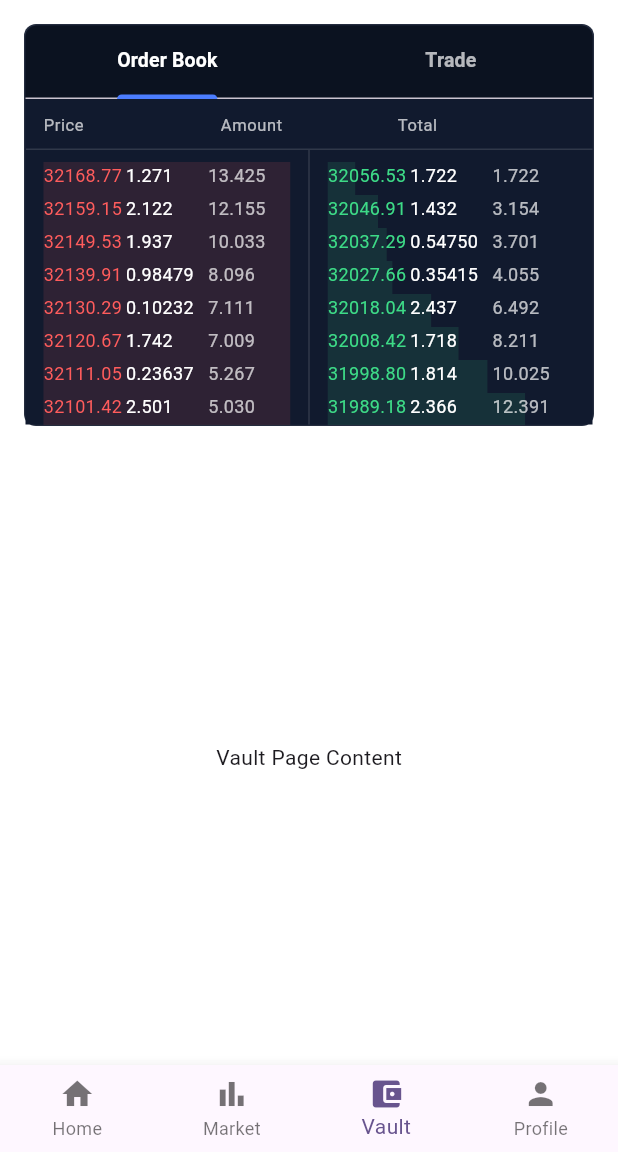
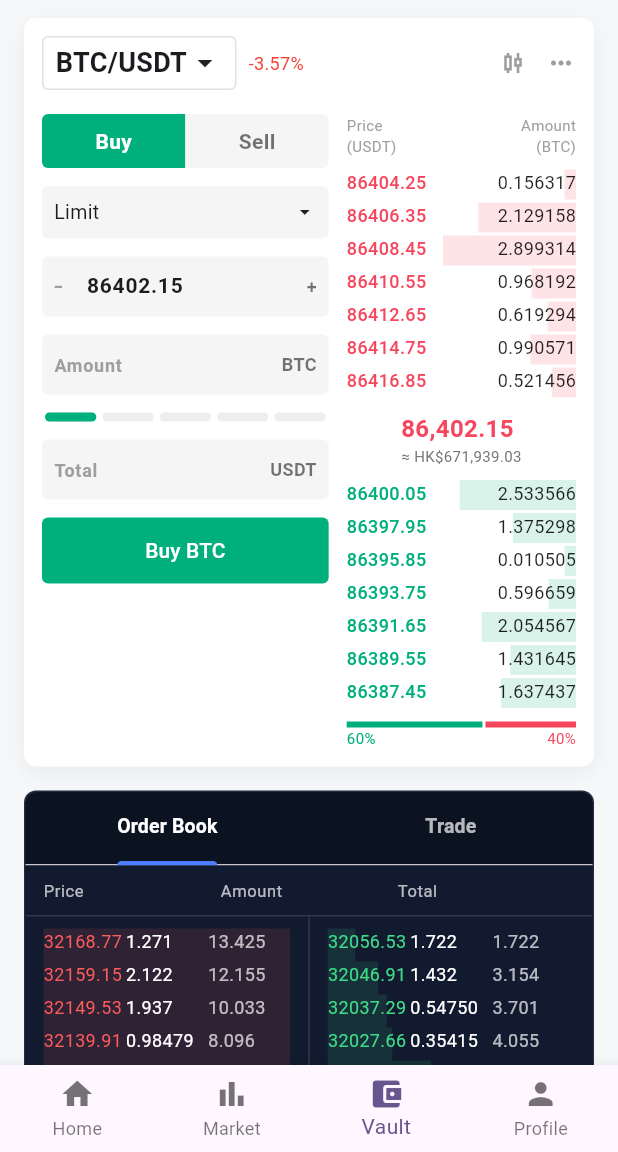
Before and after one commit to rockyWork/Riverbit-app, a Flutter app: the screen it shows after launch, item 3 of the bottom bar chosen, on a phone screen of 412 x 824 dp, the part 84-1236 px from its top. Run offline on Flutter 3.47's test engine with Material 3 defaults, Android fonts, the phone set to English and light mode, and no system bars; our stand-ins replace webview_flutter; missing offline and left inert: walletconnect_flutter_v2; network calls fail.

Commit message:
临时提交

```diff
--- /dev/null
+++ b/lib/components/trading_panel.dart
@@ -0,0 +1,379 @@
+import 'dart:async';
+import 'dart:math';
+import 'package:flutter/material.dart';
+
+class TradingPanel extends StatefulWidget {
+  const TradingPanel({super.key});
+
+  @override
+  State<TradingPanel> createState() => _TradingPanelState();
+}
+
+class _TradingPanelState extends State<TradingPanel> {
+  String _selectedPair = 'BTC/USDT';
+  bool _isBuy = true;
+  final TextEditingController _priceController = TextEditingController(text: '86402.15');
+  final TextEditingController _amountController = TextEditingController();
+  double _sliderValue = 0.0; // ignore: unused_field
+
+  // 模拟盘口数据
+  final Random _rng = Random();
+  List<_OrderRow> _asks = [];
+  List<_OrderRow> _bids = [];
+  Timer? _timer;
+
+  @override
+  void initState() {
+    super.initState();
+    _generateMockData();
+    _timer = Timer.periodic(const Duration(milliseconds: 800), (_) => _updateMockData());
+  }
+
+  @override
+  void dispose() {
+    _timer?.cancel();
+    _priceController.dispose();
+    _amountController.dispose();
+    super.dispose();
+  }
+
+  void _generateMockData() {
+    double midPrice = 86402.15;
+    _asks = List.generate(7, (i) => _OrderRow(
+      price: midPrice + (7 - i) * 2.1,
+      amount: _rng.nextDouble() * 2,
+    )).reversed.toList();
+
+    _bids = List.generate(7, (i) => _OrderRow(
+      price: midPrice - (i + 1) * 2.1,
+      amount: _rng.nextDouble() * 2,
+    ));
+  }
+
+  void _updateMockData() {
+    if (!mounted) return;
+    setState(() {
+      for (var ask in _asks) {
+        if (_rng.nextBool()) ask.amount = _rng.nextDouble() * 3;
+      }
+      for (var bid in _bids) {
+        if (_rng.nextBool()) bid.amount = _rng.nextDouble() * 3;
+      }
+    });
+  }
+
+  @override
+  Widget build(BuildContext context) {
+    return Container(
+      padding: const EdgeInsets.all(12),
+      decoration: BoxDecoration(
+        color: Colors.white,
+        borderRadius: BorderRadius.circular(8),
+        boxShadow: [
+          BoxShadow(
+            color: Colors.black.withOpacity(0.05),
+            blurRadius: 10,
+            offset: const Offset(0, 4),
+          ),
+        ],
+      ),
+      child: Column(
+        crossAxisAlignment: CrossAxisAlignment.start,
+        children: [
+          // 1. 顶部交易对选择
+          Row(
+            children: [
+              Container(
+                padding: const EdgeInsets.symmetric(horizontal: 8, vertical: 4),
+                decoration: BoxDecoration(
+                  border: Border.all(color: Colors.grey.shade300),
+                  borderRadius: BorderRadius.circular(4),
+                ),
+                child: Row(
+                  children: [
+                    Text(
+                      _selectedPair,
+                      style: const TextStyle(fontWeight: FontWeight.bold, fontSize: 18),
+                    ),
+                    const Icon(Icons.arrow_drop_down),
+                  ],
+                ),
+              ),
+              const SizedBox(width: 8),
+              const Text(
+                '-3.57%',
+                style: TextStyle(color: Colors.red, fontSize: 12),
+              ),
+              const Spacer(),
+              const Icon(Icons.candlestick_chart_outlined, size: 20, color: Colors.grey),
+              const SizedBox(width: 12),
+              const Icon(Icons.more_horiz, size: 20, color: Colors.grey),
+            ],
+          ),
+          const SizedBox(height: 16),
+
+          Row(
+            crossAxisAlignment: CrossAxisAlignment.start,
+            children: [
+              // 2. 左侧交易表单
+              Expanded(
+                flex: 5,
+                child: Column(
+                  children: [
+                    // 买入/卖出 切换
+                    Row(
+                      children: [
+                        Expanded(
+                          child: GestureDetector(
+                            onTap: () => setState(() => _isBuy = true),
+                            child: Container(
+                              height: 36,
+                              alignment: Alignment.center,
+                              decoration: BoxDecoration(
+                                color: _isBuy ? const Color(0xFF00B07C) : Colors.grey.shade100,
+                                borderRadius: const BorderRadius.only(topLeft: Radius.circular(4), bottomLeft: Radius.circular(4)),
+                              ),
+                              child: Text(
+                                'Buy',
+                                style: TextStyle(
+                                  color: _isBuy ? Colors.white : Colors.black54,
+                                  fontWeight: FontWeight.bold,
+                                ),
+                              ),
+                            ),
+                          ),
+                        ),
+                        Expanded(
+                          child: GestureDetector(
+                            onTap: () => setState(() => _isBuy = false),
+                            child: Container(
+                              height: 36,
+                              alignment: Alignment.center,
+                              decoration: BoxDecoration(
+                                color: !_isBuy ? const Color(0xFFF6465D) : Colors.grey.shade100,
+                                borderRadius: const BorderRadius.only(topRight: Radius.circular(4), bottomRight: Radius.circular(4)),
+                              ),
+                              child: Text(
+                                'Sell',
+                                style: TextStyle(
+                                  color: !_isBuy ? Colors.white : Colors.black54,
+                                  fontWeight: FontWeight.bold,
+                                ),
+                              ),
+                            ),
+                          ),
+                        ),
+                      ],
+                    ),
+                    const SizedBox(height: 12),
+                    // Limit 下拉
+                    Container(
+                      padding: const EdgeInsets.symmetric(horizontal: 8, vertical: 8),
+                      decoration: BoxDecoration(
+                        color: Colors.grey.shade100,
+                        borderRadius: BorderRadius.circular(4),
+                      ),
+                      child: const Row(
+                        mainAxisAlignment: MainAxisAlignment.spaceBetween,
+                        children: [
+                          Text('Limit', style: TextStyle(fontSize: 13)),
+                          Icon(Icons.arrow_drop_down, size: 16),
+                        ],
+                      ),
+                    ),
+                    const SizedBox(height: 12),
+                    // 价格输入
+                    _buildInputBox('-', _priceController, '+', 'Price'),
+                    const SizedBox(height: 12),
+                    // 数量输入
+                    _buildInputBox('', _amountController, 'BTC', 'Amount'),
+                    const SizedBox(height: 12),
+                    // 滑动条模拟
+                    Row(
+                      children: List.generate(5, (index) => Expanded(
+                        child: Container(
+                          margin: const EdgeInsets.symmetric(horizontal: 2),
+                          height: 6,
+                          decoration: BoxDecoration(
+                            color: Colors.grey.shade200,
+                            borderRadius: BorderRadius.circular(3),
+                          ),
+                          child: index == 0 ? Container(
+                            decoration: BoxDecoration(
+                              color: _isBuy ? const Color(0xFF00B07C) : const Color(0xFFF6465D),
+                              borderRadius: BorderRadius.circular(3),
+                            ),
+                          ) : null,
+                        ),
+                      )),
+                    ),
+                    const SizedBox(height: 12),
+                    // Total
+                    _buildInputBox('', TextEditingController(), 'USDT', 'Total'),
+                    const SizedBox(height: 12),
+                    // 按钮
+                    SizedBox(
+                      width: double.infinity,
+                      height: 44,
+                      child: ElevatedButton(
+                        onPressed: () {
+                          ScaffoldMessenger.of(context).showSnackBar(
+                            SnackBar(
+                              content: Text('${_isBuy ? 'Buy' : 'Sell'} Order Placed Successfully!'),
+                              backgroundColor: _isBuy ? const Color(0xFF00B07C) : const Color(0xFFF6465D),
+                            ),
+                          );
+                        },
+                        style: ElevatedButton.styleFrom(
+                          backgroundColor: _isBuy ? const Color(0xFF00B07C) : const Color(0xFFF6465D),
+                          foregroundColor: Colors.white,
+                          shape: RoundedRectangleBorder(borderRadius: BorderRadius.circular(4)),
+                          elevation: 0,
+                        ),
+                        child: Text('${_isBuy ? 'Buy' : 'Sell'} BTC'),
+                      ),
+                    ),
+                  ],
+                ),
+              ),
+              const SizedBox(width: 12),
+              // 3. 右侧盘口
+              Expanded(
+                flex: 4,
+                child: Column(
+                  children: [
+                    const Row(
+                      mainAxisAlignment: MainAxisAlignment.spaceBetween,
+                      children: [
+                        Text('Price\n(USDT)', style: TextStyle(color: Colors.grey, fontSize: 10)),
+                        Text('Amount\n(BTC)', style: TextStyle(color: Colors.grey, fontSize: 10), textAlign: TextAlign.right),
+                      ],
+                    ),
+                    const SizedBox(height: 8),
+                    // Asks (Red)
+                    ..._asks.map((row) => _buildOrderBookRow(row, const Color(0xFFF6465D))),
+                    // Mid Price
+                    Padding(
+                      padding: const EdgeInsets.symmetric(vertical: 8.0),
+                      child: Column(
+                        crossAxisAlignment: CrossAxisAlignment.start,
+                        children: [
+                          const Text(
+                            '86,402.15',
+                            style: TextStyle(color: Color(0xFFF6465D), fontSize: 16, fontWeight: FontWeight.bold),
+                          ),
+                          Text(
+                            '≈ HK\$671,939.03',
+                            style: TextStyle(color: Colors.grey.shade600, fontSize: 10),
+                          ),
+                        ],
+                      ),
+                    ),
+                    // Bids (Green)
+                    ..._bids.map((row) => _buildOrderBookRow(row, const Color(0xFF00B07C))),
+
+                    const SizedBox(height: 8),
+                    // 底部比例条 (K字效果的一部分，展示买卖盘比例)
+                    Row(
+                      children: [
+                        Expanded(flex: 6, child: Container(height: 4, color: const Color(0xFF00B07C))),
+                        const SizedBox(width: 2),
+                        Expanded(flex: 4, child: Container(height: 4, color: const Color(0xFFF6465D))),
+                      ],
+                    ),
+                    const Row(
+                      mainAxisAlignment: MainAxisAlignment.spaceBetween,
+                      children: [
+                        Text('60%', style: TextStyle(color: Color(0xFF00B07C), fontSize: 10)),
+                        Text('40%', style: TextStyle(color: Color(0xFFF6465D), fontSize: 10)),
+                      ],
+                    ),
+                  ],
+                ),
+              ),
+            ],
+          ),
+        ],
+      ),
+    );
+  }
+
+  Widget _buildInputBox(String left, TextEditingController controller, String right, String hint) {
+    return Container(
+      height: 40,
+      decoration: BoxDecoration(
+        color: Colors.grey.shade100,
+        borderRadius: BorderRadius.circular(4),
+      ),
+      child: Row(
+        children: [
+          if (left.isNotEmpty) Padding(
+            padding: const EdgeInsets.symmetric(horizontal: 8),
+            child: Text(left, style: const TextStyle(fontSize: 20, color: Colors.grey)),
+          ),
+          Expanded(
+            child: TextField(
+              controller: controller,
+              style: const TextStyle(fontSize: 14, fontWeight: FontWeight.bold),
+              decoration: InputDecoration(
+                hintText: hint,
+                hintStyle: const TextStyle(color: Colors.grey, fontSize: 12),
+                border: InputBorder.none,
+                isDense: true,
+                contentPadding: const EdgeInsets.symmetric(horizontal: 8),
+              ),
+            ),
+          ),
+          Padding(
+            padding: const EdgeInsets.symmetric(horizontal: 8),
+            child: Text(right, style: const TextStyle(fontSize: 12, color: Colors.black54, fontWeight: FontWeight.bold)),
+          ),
+        ],
+      ),
+    );
+  }
+
+  Widget _buildOrderBookRow(_OrderRow row, Color color) {
+    double maxAmount = 5.0; // 模拟最大深度用于背景条
+    double widthFactor = (row.amount / maxAmount).clamp(0.05, 1.0);
+
+    return Container(
+      height: 20,
+      margin: const EdgeInsets.symmetric(vertical: 1),
+      child: Stack(
+        children: [
+          // 背景条
+          Align(
+            alignment: Alignment.centerRight,
+            child: FractionallySizedBox(
+              widthFactor: widthFactor,
+              child: Container(
+                color: color.withOpacity(0.15),
+              ),
+            ),
+          ),
+          // 文字
+          Row(
+            mainAxisAlignment: MainAxisAlignment.spaceBetween,
+            children: [
+              Text(
+                row.price.toStringAsFixed(2),
+                style: TextStyle(color: color, fontSize: 12, fontWeight: FontWeight.w500),
+              ),
+              Text(
+                row.amount.toStringAsFixed(6),
+                style: const TextStyle(color: Colors.black87, fontSize: 12),
+              ),
+            ],
+          ),
+        ],
+      ),
+    );
+  }
+}
+
+class _OrderRow {
+  double price;
+  double amount;
+  _OrderRow({required this.price, required this.amount});
+}
--- a/lib/pages/vault_page.dart
+++ b/lib/pages/vault_page.dart
@@ -1,5 +1,6 @@
 import 'package:flutter/material.dart';
 import '../components/orderbook_trade_tabs.dart';
+import '../components/trading_panel.dart';
 
 class VaultPage extends StatelessWidget {
   const VaultPage({super.key});
@@ -7,25 +8,30 @@ class VaultPage extends StatelessWidget {
   @override
   Widget build(BuildContext context) {
     return Scaffold(
-      backgroundColor: Colors.white,
-      body: Column(
-        children: [
-          // 1. OrderBook 与 Trade 切换区域
-          const SizedBox(
-            height: 300, // 给定一个固定高度
-            child: Padding(
-              padding: EdgeInsets.all(16.0),
-              child: OrderBookTradeTabs(symbol: 'BTC/USDT'),
+      backgroundColor: const Color(0xFFF5F7F9),
+      body: SingleChildScrollView(
+        child: Column(
+          children: [
+            // 1. 新增的交易面板 (包含下拉、买卖表单、盘口)
+            const Padding(
+              padding: EdgeInsets.fromLTRB(16, 12, 16, 0),
+              child: TradingPanel(),
             ),
-          ),
 
-          // 2. 原有的内容区域（如果有的话）
-          const Expanded(
-            child: Center(
-              child: Text('Vault Page Content'),
+            const SizedBox(height: 16), // 模块间的间距
+
+            // 2. 原有的 OrderBook 与 Trade 切换区域
+            const SizedBox(
+              height: 400, // 稍微调高一点高度以适应内容
+              child: Padding(
+                padding: EdgeInsets.symmetric(horizontal: 16.0),
+                child: OrderBookTradeTabs(symbol: 'BTC/USDT'),
+              ),
             ),
-          ),
-        ],
+
+            const SizedBox(height: 20),
+          ],
+        ),
       ),
     );
   }
```
